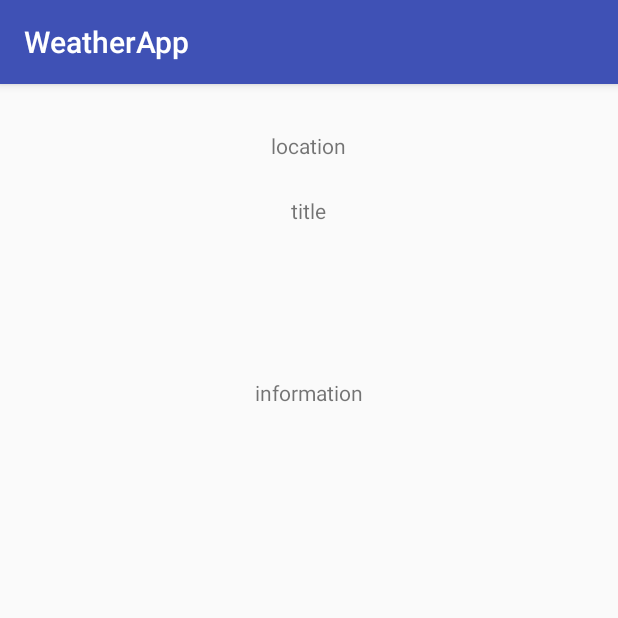
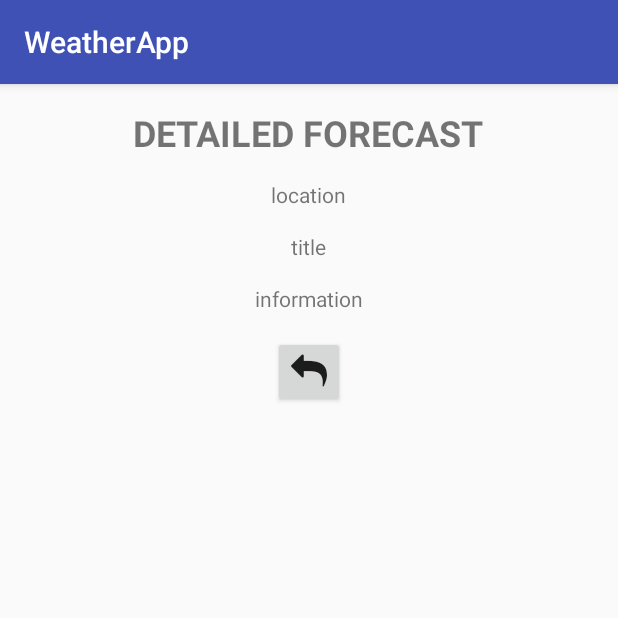
Before and after one commit to dpulsifer/CSCI4176-A3, an Android app: the DetailActivity screen opened directly, with no data from a screen before it, on a phone screen of 412 x 824 dp, the top half of it. Run offline under Robolectric (Android 15) with nearby library versions, the phone set to English and light mode, and no system bars; 4 statements that could not run were skipped.

Commit message:
Cleaned up DetailActivity UI and added back button

```diff
--- a/app/src/main/java/cs/dal/weatherapp/DetailActivity.java
+++ b/app/src/main/java/cs/dal/weatherapp/DetailActivity.java
@@ -1,7 +1,11 @@
 package cs.dal.weatherapp;
 
+import android.content.Intent;
+import android.graphics.Typeface;
 import android.support.v7.app.AppCompatActivity;
 import android.os.Bundle;
+import android.view.View;
+import android.widget.Button;
 import android.widget.TextView;
 
 import cs.dal.weatherapp.weather.ForecastEntry;
@@ -13,12 +17,15 @@ public class DetailActivity extends AppCompatActivity {
     TextView detailLocation;
     TextView detailTitle;
     TextView detailInfo;
+    Button backButton;
 
 
     @Override
     protected void onCreate(Bundle savedInstanceState) {
         super.onCreate(savedInstanceState);
         setContentView(R.layout.activity_detail);
+
+        Typeface font = Typeface.createFromAsset( getAssets(), "fontawesome-webfont.ttf" );
 
         detailLocation = (TextView)findViewById(R.id.detailLocation);
         detailTitle = (TextView)findViewById(R.id.detailTitle);
@@ -31,5 +38,16 @@ public class DetailActivity extends AppCompatActivity {
         detailTitle.setText(currentEntry.getTitle().split("\\:", 2)[0]);
         detailInfo.setText(currentEntry.getSummary());
 
+        backButton = (Button)findViewById(R.id.detailBackButton);
+        backButton.setTypeface(font);
+
+        backButton.setOnClickListener(new View.OnClickListener() {
+            @Override
+            public void onClick(View v) {
+                Intent intent = new Intent(DetailActivity.this, MainActivity.class);
+                startActivity(intent);
+            }
+        });
+
     }
 }
--- a/app/src/main/res/layout/activity_detail.xml
+++ b/app/src/main/res/layout/activity_detail.xml
@@ -11,12 +11,32 @@
     tools:context="cs.dal.weatherapp.DetailActivity">
 
     <TextView
+        android:text="Detailed Forecast"
+        android:layout_width="wrap_content"
+        android:layout_height="wrap_content"
+        android:id="@+id/detailed"
+        android:textSize="24sp"
+        android:textStyle="normal|bold"
+        android:textAllCaps="true"
+        android:layout_alignParentTop="true"
+        android:layout_centerHorizontal="true" />
+
+    <TextView
         android:text="location"
         android:layout_width="wrap_content"
         android:layout_height="wrap_content"
         android:layout_marginTop="15dp"
         android:id="@+id/detailLocation"
-        android:layout_alignParentTop="true"
+        android:layout_centerHorizontal="true"
+        android:layout_below="@id/detailed"/>
+
+    <TextView
+        android:text="title"
+        android:layout_width="wrap_content"
+        android:layout_height="wrap_content"
+        android:layout_marginTop="15dp"
+        android:id="@+id/detailTitle"
+        android:layout_below="@+id/detailLocation"
         android:layout_centerHorizontal="true" />
 
     <TextView
@@ -24,17 +44,19 @@
         android:layout_width="wrap_content"
         android:layout_height="wrap_content"
         android:id="@+id/detailInfo"
-        android:layout_below="@+id/detailCategory"
-        android:layout_centerHorizontal="true"
-        android:layout_marginTop="180dp" />
+        android:layout_marginTop="15dp"
+        android:layout_below="@+id/detailTitle"
+        android:layout_centerHorizontal="true" />
 
-    <TextView
-        android:text="title"
+    <Button
+        android:text="@string/icon_back"
+        android:textSize="24dp"
+        android:layout_marginTop="15dp"
+        style="?android:attr/buttonStyleSmall"
         android:layout_width="wrap_content"
         android:layout_height="wrap_content"
-        android:layout_marginTop="24dp"
-        android:id="@+id/detailTitle"
-        android:layout_below="@+id/detailLocation"
+        android:id="@+id/detailBackButton"
+        android:layout_below="@id/detailInfo"
         android:layout_centerHorizontal="true" />
 
 </RelativeLayout>
```
